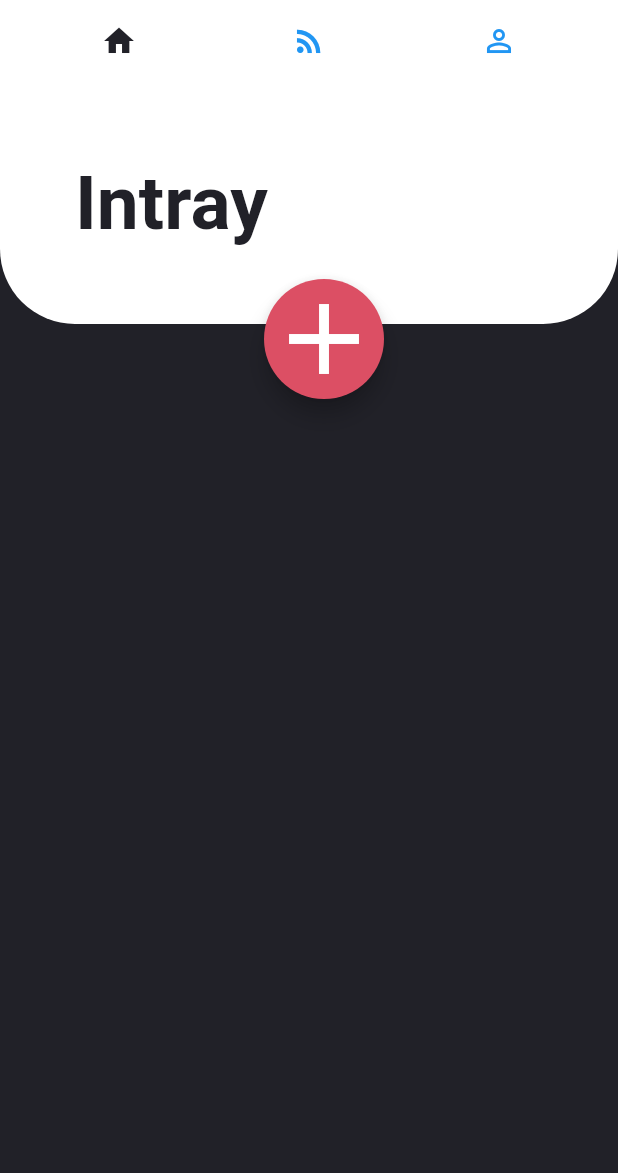
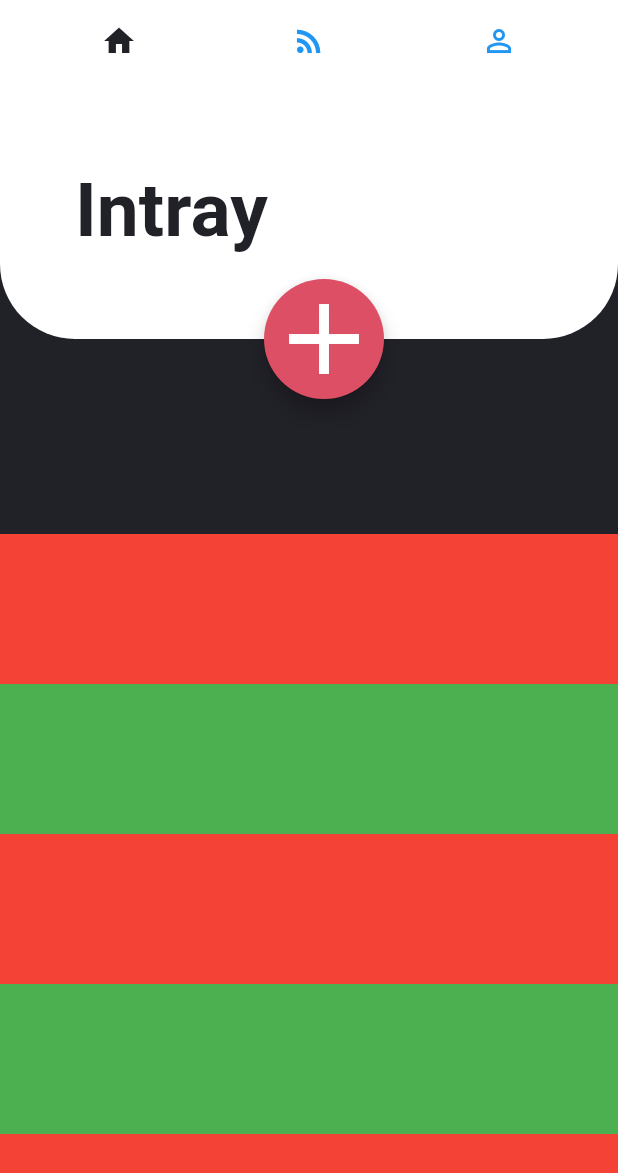
Before and after one commit to obliviate-dan/ToDo-App, a Flutter app: the screen it shows after launch, on a phone screen of 412 x 824 dp. Shown: the top 1173 px of the screen. Run offline on Flutter 3.47's test engine with Material 2 defaults, Android fonts, the phone set to English and light mode, and no system bars; Roboto replaces fonts that are missing (Avenir).

Commit message:
Criar uma lista de tarefas #3

```diff
--- /dev/null
+++ b/App/todoapp/lib/UI/Intray/intray_page/intray_page.dart
@@ -0,0 +1,57 @@
+import 'package:flutter/material.dart';
+import 'package:flutter/rendering.dart';
+import 'package:todoapp/models/global.dart';
+
+class IntrayPage extends StatefulWidget {
+  @override
+  _IntrayPageState createState() => _IntrayPageState();
+}
+
+class _IntrayPageState extends State<IntrayPage>  {
+  @override
+  Widget build(BuildContext context) {
+    return Container(
+      padding: EdgeInsets.only(top: 300),
+      color: DarkGreyColor,
+      child: ListView(
+        children: getList(),
+      ),
+    );
+  }
+  List<Widget> getList() {
+    return [
+      Container(
+        height: 100,
+        color: Colors.red,
+      ),
+      Container(
+        height: 100,
+        color: Colors.green,
+      ),
+      Container(
+        height: 100,
+        color: Colors.red,
+      ),
+      Container(
+        height: 100,
+        color: Colors.green,
+      ),
+      Container(
+        height: 100,
+        color: Colors.red,
+      ),
+      Container(
+        height: 100,
+        color: Colors.green,
+      ),
+      Container(
+        height: 100,
+        color: Colors.red,
+      ),
+      Container(
+        height: 100,
+        color: Colors.green,
+      ),
+    ];
+  }
+}
--- a/App/todoapp/lib/main.dart
+++ b/App/todoapp/lib/main.dart
@@ -1,4 +1,5 @@
 import 'package:flutter/material.dart';
+import 'package:todoapp/UI/Intray/intray_page/intray_page.dart';
 import 'models/global.dart';
 
 void main() {
@@ -29,7 +30,6 @@ class MyHomePage extends StatefulWidget {
 }
 
 class _MyHomePageState extends State<MyHomePage> {
-
   @override
   Widget build(BuildContext context) {
     return SafeArea(
@@ -42,11 +42,8 @@ class _MyHomePageState extends State<MyHomePage> {
               children: <Widget> [
                 TabBarView(
                 children: [
-                  new Container(
-                    color: DarkGreyColor,
-                  ),
-                  new Container(
-                    color: Colors.red,),
+                IntrayPage(),
+                  new Container( color: Colors.red,),
                   new Container(
                     color: Colors.redAccent,
                   ),
@@ -54,7 +51,7 @@ class _MyHomePageState extends State<MyHomePage> {
               ),
                 Container(
                   padding: EdgeInsets.only(left: 50),
-                  height: 160,
+                  height: 170,
                   decoration: BoxDecoration(
                     borderRadius: BorderRadius.only(
                       bottomLeft: Radius.circular(50),
--- /dev/null
+++ b/App/todoapp/lib/models/task.dart
@@ -0,0 +1,3 @@
+class Task {
+
+}
```
